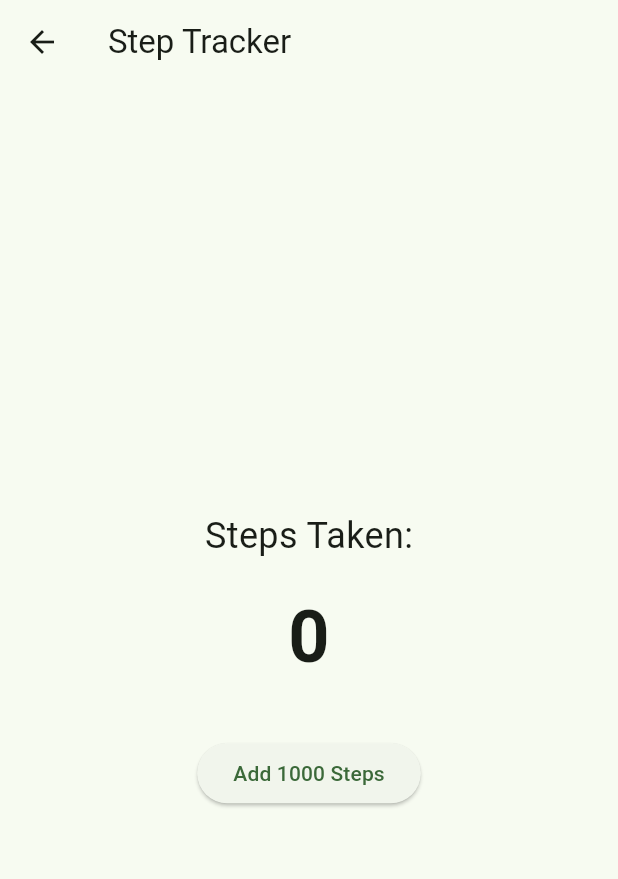
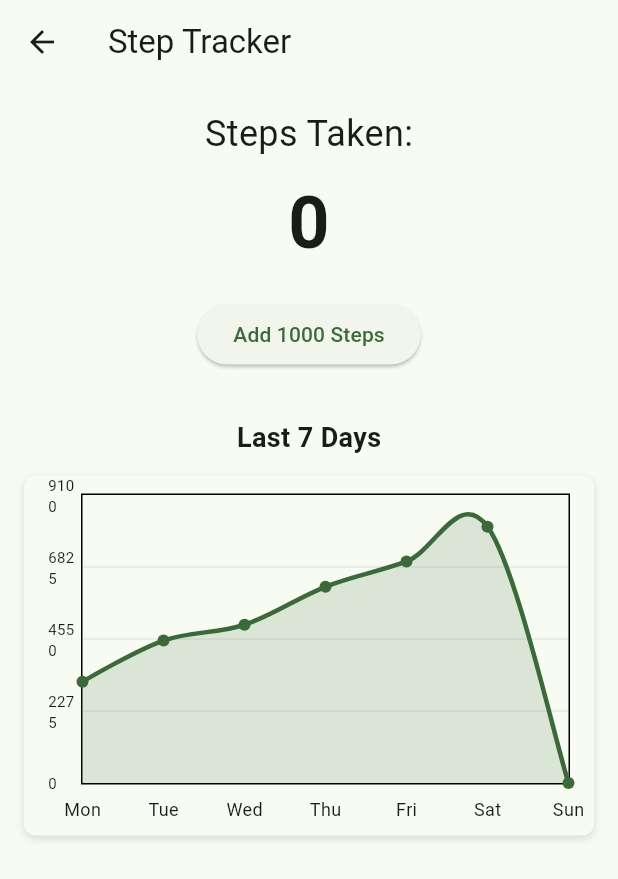
Before and after one commit to Sanchita-sen/health_tracker, a Flutter app: the steps screen opened directly, on a phone screen of 412 x 824 dp. Shown: the top 879 px of the screen. Run offline on Flutter 3.47's test engine with Material 3 defaults, Android fonts, the phone set to English and light mode, and no system bars; drawn by our look-alikes of fl_chart.

Commit message:
all ui set

```diff
--- a/lib/login.dart
+++ b/lib/auth/login.dart
@@ -1,6 +1,6 @@
 import 'package:flutter/material.dart';
 // import 'package:health_tracker_app/features/dashboard.dart';
-import 'package:health_tracker_app/signup.dart';
+import 'package:health_tracker_app/auth/signup.dart';
 
 class login extends StatefulWidget {
   const login({super.key});
--- a/lib/features/steps.dart
+++ b/lib/features/steps.dart
@@ -1,4 +1,5 @@
 import 'package:flutter/material.dart';
+import 'package:fl_chart/fl_chart.dart';
 
 class steps extends StatefulWidget {
   const steps({Key? key}) : super(key: key);
@@ -10,10 +11,23 @@ class steps extends StatefulWidget {
 class _stepsState extends State<steps> {
   int _stepCount = 0;
 
+  // Sample history for the last 7 days (can be replaced by real data)
+  final List<int> _stepHistory = [3200, 4500, 5000, 6200, 7000, 8100, 0];
+
   void _incrementSteps() {
     setState(() {
       _stepCount += 1000; // Simulate step increment
+      // Update history: push new value and drop the oldest
+      _stepHistory.removeAt(0);
+      _stepHistory.add(_stepCount);
     });
+  }
+
+  @override
+  void initState() {
+    super.initState();
+    // Initialize last entry with current step count
+    _stepHistory[_stepHistory.length - 1] = _stepCount;
   }
 
   @override
@@ -22,23 +36,48 @@ class _stepsState extends State<steps> {
       appBar: AppBar(
         title: Text('Step Tracker'),
       ),
-      body: Center(
+      body: SingleChildScrollView(
+        padding: EdgeInsets.all(16),
         child: Column(
-          mainAxisAlignment: MainAxisAlignment.center,
+          crossAxisAlignment: CrossAxisAlignment.center,
           children: [
             Text(
               'Steps Taken:',
               style: TextStyle(fontSize: 24),
             ),
-            SizedBox(height: 16),
+            SizedBox(height: 8),
             Text(
               '$_stepCount',
               style: TextStyle(fontSize: 48, fontWeight: FontWeight.bold),
             ),
-            SizedBox(height: 32),
+            SizedBox(height: 16),
             ElevatedButton(
               onPressed: _incrementSteps,
               child: Text('Add 1000 Steps'),
+            ),
+            SizedBox(height: 32),
+
+            // Chart
+            Text(
+              'Last 7 Days',
+              style: TextStyle(fontSize: 18, fontWeight: FontWeight.w600),
+            ),
+            SizedBox(height: 12),
+            Container(
+              height: 240,
+              padding: EdgeInsets.symmetric(horizontal: 8, vertical: 4),
+              decoration: BoxDecoration(
+                color: Theme.of(context).cardColor,
+                borderRadius: BorderRadius.circular(8),
+                boxShadow: [
+                  BoxShadow(
+                    color: Colors.black12,
+                    blurRadius: 4,
+                    offset: Offset(0, 2),
+                  ),
+                ],
+              ),
+              child: StepsChart(data: _stepHistory),
             ),
           ],
         ),
@@ -46,3 +85,79 @@ class _stepsState extends State<steps> {
     );
   }
 }
+
+class StepsChart extends StatelessWidget {
+  final List<int> data;
+
+  const StepsChart({Key? key, required this.data}) : super(key: key);
+
+  @override
+  Widget build(BuildContext context) {
+    final spots = List<FlSpot>.generate(
+      data.length,
+      (i) => FlSpot(i.toDouble(), data[i].toDouble()),
+    );
+
+    final maxY = (data.isNotEmpty ? data.reduce((a, b) => a > b ? a : b) : 1000) + 1000;
+
+    return Padding(
+      padding: const EdgeInsets.all(8.0),
+      child: LineChart(
+        LineChartData(
+          gridData: FlGridData(
+            show: true,
+            drawVerticalLine: false,
+            horizontalInterval: (maxY / 4).roundToDouble(),
+            getDrawingHorizontalLine: (value) => FlLine(
+              color: Colors.grey.withOpacity(0.2),
+              strokeWidth: 1,
+            ),
+          ),
+          titlesData: FlTitlesData(
+            bottomTitles: AxisTitles(
+              sideTitles: SideTitles(
+                showTitles: true,
+                interval: 1,
+                getTitlesWidget: (value, meta) {
+                  final idx = value.toInt();
+                  const labels = ['Mon', 'Tue', 'Wed', 'Thu', 'Fri', 'Sat', 'Sun'];
+                  final text = (idx >= 0 && idx < labels.length) ? labels[idx] : '';
+                  return SideTitleWidget(
+                    child: Text(text, style: TextStyle(fontSize: 12)),
+                    meta: meta,
+                  );
+                },
+              ),
+            ),
+            leftTitles: AxisTitles(
+              sideTitles: SideTitles(
+                showTitles: true,
+                interval: (maxY / 4).roundToDouble(),
+                getTitlesWidget: (value, meta) => Text(value.toInt().toString(), style: TextStyle(fontSize: 10)),
+              ),
+            ),
+            rightTitles: AxisTitles(sideTitles: SideTitles(showTitles: false)),
+            topTitles: AxisTitles(sideTitles: SideTitles(showTitles: false)),
+          ),
+          minX: 0,
+          maxX: (data.length - 1).toDouble(),
+          minY: 0,
+          maxY: maxY.toDouble(),
+          lineBarsData: [
+            LineChartBarData(
+              spots: spots,
+              isCurved: true,
+              color: Theme.of(context).primaryColor,
+              barWidth: 3,
+              dotData: FlDotData(show: true),
+              belowBarData: BarAreaData(
+                show: true,
+                color: Theme.of(context).primaryColor.withOpacity(0.15),
+              ),
+            ),
+          ],
+        ),
+      ),
+    );
+  }
+}
--- a/lib/screen.dart
+++ b/lib/screen.dart
@@ -1,7 +1,7 @@
 import 'dart:async';
 
 import 'package:flutter/material.dart';
-import 'package:health_tracker_app/login.dart';
+import 'package:health_tracker_app/auth/login.dart';
 
 class screen extends StatefulWidget {
   @override
--- a/pubspec.yaml
+++ b/pubspec.yaml
@@ -34,6 +34,7 @@ dependencies:
   # The following adds the Cupertino Icons font to your application.
   # Use with the CupertinoIcons class for iOS style icons.
   cupertino_icons: ^1.0.8
+  fl_chart: ^1.1.0
 
 dev_dependencies:
   flutter_test:
```
Also changed, not shown: lib/features/dashboard.dart (+47 -0 lines), lib/features/insights.dart (added, +24 -0 lines), lib/features/profile.dart (added, +38 -0 lines), lib/features/reminders.dart (added, +23 -0 lines), lib/features/settings.dart (added, +60 -0 lines), lib/features/weight.dart (added, +54 -0 lines), lib/auth/signup.dart (renamed from lib/signup.dart), pubspec.lock.
